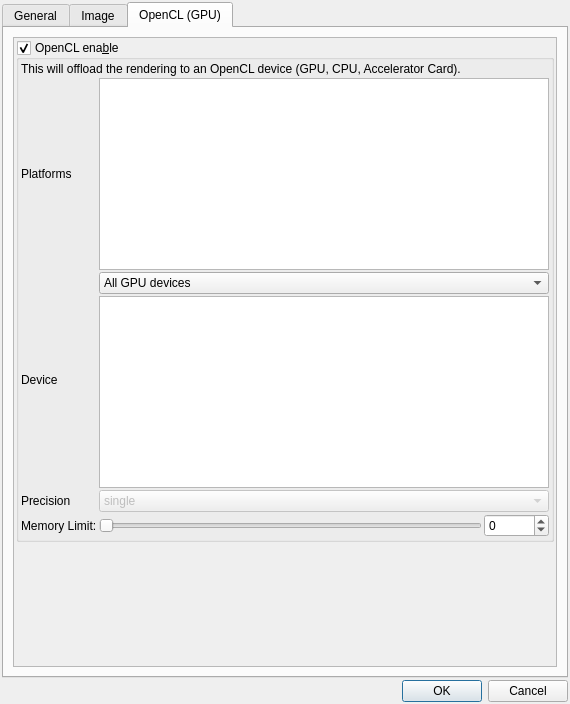
Above: mandelbulber2/qt/preferences_dialog.ui from buddhi1980/mandelbulber2 before the change. Below: the same form after it.
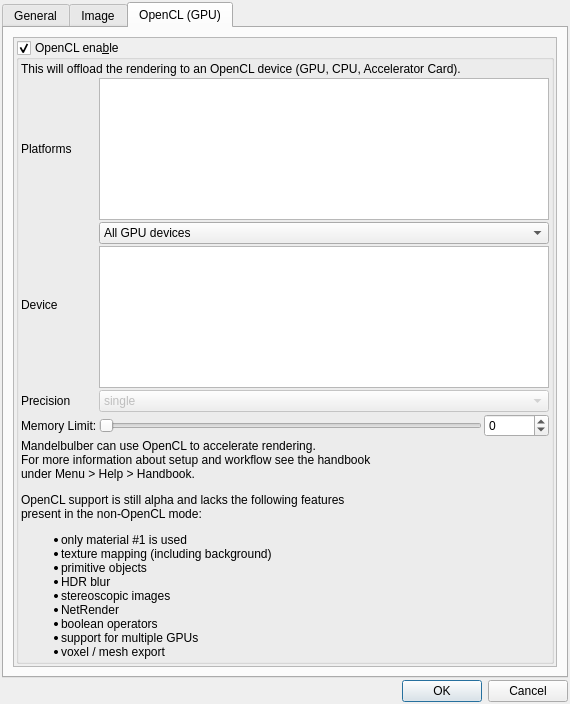
That is the form after the change. The open tabs and pages were chosen to show the change. Icons and pictures are not drawn. Custom widgets are drawn as their Qt base class.

Commit message:
made the Info about missing OpenCL features more present
moved to qlabel, this fixes issue #377

```diff
--- a/mandelbulber2/qt/preferences_dialog.ui
+++ b/mandelbulber2/qt/preferences_dialog.ui
@@ -1134,6 +1134,13 @@
                 </item>
                </layout>
               </item>
+              <item>
+               <widget class="QLabel" name="label_explanation_opencl_missing_features">
+                <property name="text">
+                 <string>&lt;html&gt;&lt;head/&gt;&lt;body&gt;&lt;p&gt;Mandelbulber can use OpenCL to accelerate rendering.&lt;br/&gt;For more information about setup and workflow see the handbook&lt;br/&gt;under Menu &amp;gt; Help &amp;gt; Handbook.&lt;/p&gt;&lt;p&gt;OpenCL support is still alpha and lacks the following features&lt;br/&gt;present in the non-OpenCL mode:&lt;ul&gt;&lt;li&gt;only material #1 is used&lt;/li&gt;&lt;li&gt;texture mapping (including background)&lt;/li&gt;&lt;li&gt;primitive objects&lt;/li&gt;&lt;li&gt;HDR blur&lt;/li&gt;&lt;li&gt;stereoscopic images&lt;/li&gt;&lt;li&gt;NetRender&lt;/li&gt;&lt;li&gt;boolean operators&lt;/li&gt;&lt;li&gt;support for multiple GPUs&lt;/li&gt;&lt;li&gt;voxel / mesh export&lt;/li&gt;&lt;/ul&gt;&lt;/p&gt;&lt;/body&gt;&lt;/html&gt;</string>
+                </property>
+               </widget>
+              </item>
              </layout>
             </widget>
            </item>
```
Left out of the diff: 3 changed lines with no effect on the pictures.
